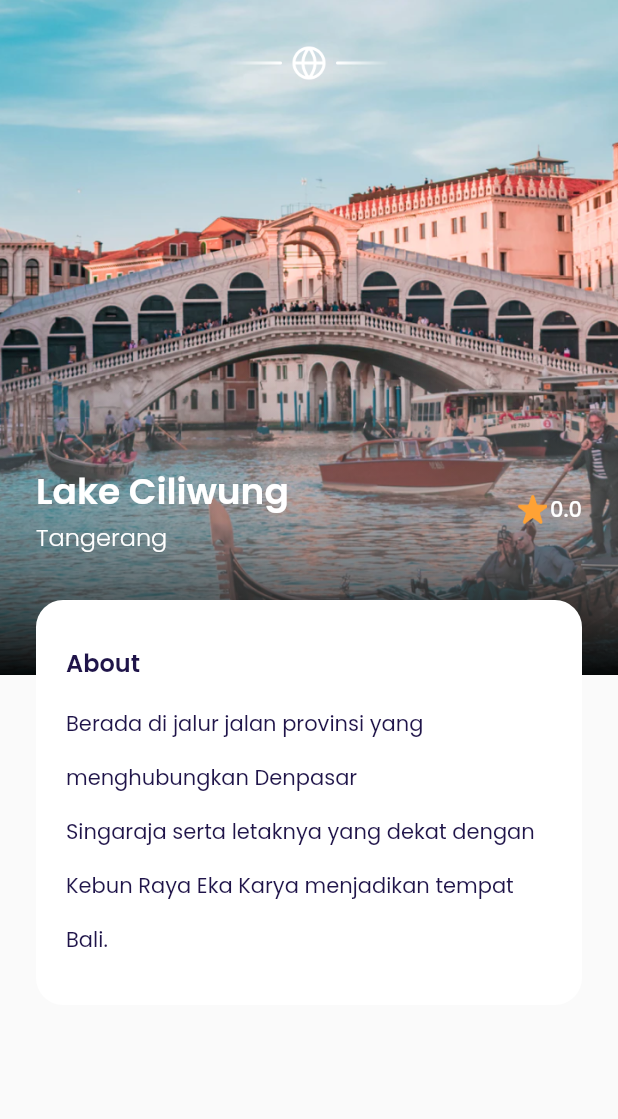
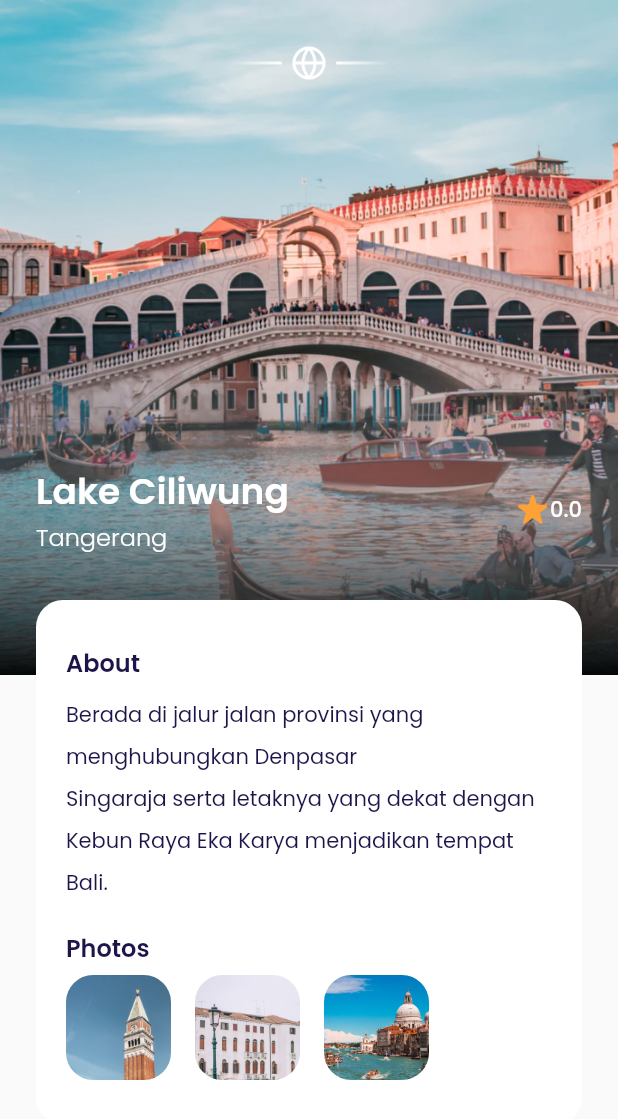
Before and after one commit to HerdisAdimarta/airplane, a Flutter app: the DetailPage screen opened directly, on a phone screen of 412 x 824 dp. Shown: the top 1119 px of the screen. Run offline on Flutter 3.47's test engine with Material 2 defaults, Android fonts, the phone set to English and light mode, and no system bars; our stand-ins replace google_fonts.

Commit message:
Slicing home (photos)

```diff
--- a/lib/ui/pages/detail_page.dart
+++ b/lib/ui/pages/detail_page.dart
@@ -1,4 +1,5 @@
 import 'package:airplane/shared/theme.dart';
+import 'package:airplane/ui/widgets/photo_item.dart';
 import 'package:flutter/material.dart';
 
 class DetailPage extends StatelessWidget {
@@ -142,9 +143,27 @@ class DetailPage extends StatelessWidget {
                   Text(
                     'Berada di jalur jalan provinsi yang menghubungkan Denpasar\nSingaraja serta letaknya yang dekat dengan Kebun Raya Eka Karya menjadikan tempat Bali.',
                     style: blackTextStyle.copyWith(
-                      height: 2.6,
+                      height: 2,
                     ),
                   ),
+
+                  SizedBox(height: 20,),
+                  Text(
+                    'Photos',
+                    style: blackTextStyle.copyWith(
+                      fontSize: 16,
+                      fontWeight: semiBold,
+                    ),
+                  ),
+                  SizedBox(height: 6,),
+                  Row(
+                    children: [
+                      PhotoItem(imageUrl: 'assets/img_photo1.png',),
+                      PhotoItem(imageUrl: 'assets/img_photo2.png',),
+                      PhotoItem(imageUrl: 'assets/img_photo3.png',),
+                    ],
+                  )
+
                 ],
               ),
             ),
--- /dev/null
+++ b/lib/ui/widgets/photo_item.dart
@@ -0,0 +1,27 @@
+import 'package:flutter/material.dart';
+
+class PhotoItem extends StatelessWidget {
+
+  final String imageUrl;
+
+  const PhotoItem({Key? key, required this.imageUrl}) : super(key: key);
+
+  @override
+  Widget build(BuildContext context) {
+    return Container(
+      width: 70,
+      height: 70,
+      margin: EdgeInsets.only(right: 16),
+      decoration: BoxDecoration(
+        borderRadius: BorderRadius.circular(18),
+        image: DecorationImage(
+          fit: BoxFit.cover,
+          image: AssetImage(
+            imageUrl,
+          ),
+        ),
+      ),
+    );
+
+  }
+}
```
